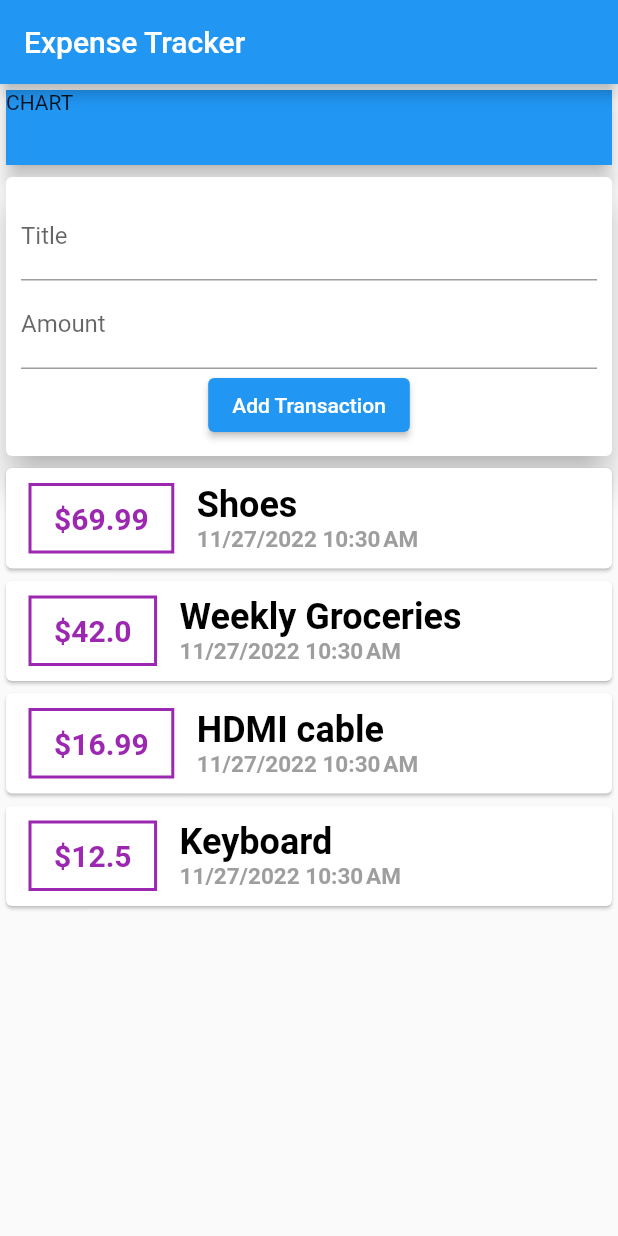
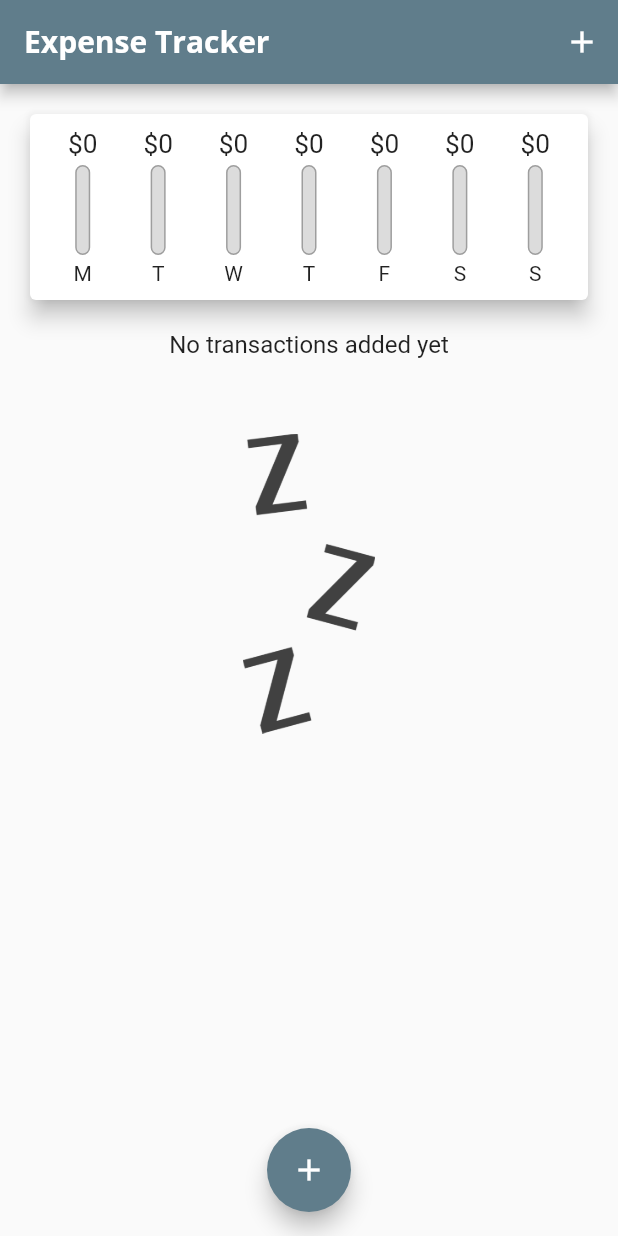
Before and after one commit to subashshakya/Expense_Tracker, a Flutter app: the screen it shows after launch, on a phone screen of 412 x 824 dp. Run offline on Flutter 3.47's test engine with Material 2 defaults, Android fonts, the phone set to English and light mode, and no system bars.

Commit message:
Final App

```diff
--- a/expense_tracker/lib/main.dart
+++ b/expense_tracker/lib/main.dart
@@ -1,6 +1,11 @@
+import './widgets/chart.dart';
+
+import './widgets/new_transaction.dart';
 import 'package:flutter/material.dart';
 
-import './widgets/user_transaction.dart';
+import './models/transaction.dart';
+
+import './widgets/transaction_list.dart';
 
 void main() => runApp(MyApp());
 
@@ -9,39 +14,106 @@ class MyApp extends StatelessWidget {
   Widget build(BuildContext context) {
     return MaterialApp(
         title: 'Expense Tracker',
-      home: MyHomePage(),
-    );
+        theme: ThemeData(
+            primarySwatch: Colors.blueGrey,
+            fontFamily: 'Quicksand',
+            textTheme: ThemeData.light().textTheme.copyWith(
+                    headline6: const TextStyle(
+                  fontFamily: 'OpenSans',
+                  fontWeight: FontWeight.bold,
+                  fontSize: 18,
+                )),
+            appBarTheme: const AppBarTheme(
+                titleTextStyle: TextStyle(
+                    fontFamily: 'OpenSans',
+                    fontSize: 20,
+                    fontWeight: FontWeight.bold))),
+        home: _MyHomePage());
   }
 }
 
-class MyHomePage extends StatelessWidget {
-  // String titleInput = '';
-  // String amount = '';
+class _MyHomePage extends StatefulWidget {
+  @override
+  _MyHomePageState createState() => _MyHomePageState();
+}
 
-  final titleController =
-      TextEditingController(); //we dont need to write logic for saving the text
-  final amountController = TextEditingController(); //when we use this class
+class _MyHomePageState extends State<_MyHomePage> {
+  final List<Transaction> _userTransactions = [
+    // Transaction(id: 't1', title: 'Shoes', amount: 69.99, date: DateTime.now()),
+    // Transaction(
+    //     id: 't2',
+    //     title: 'Weekly Groceries',
+    //     amount: 42.0,
+    //     date: DateTime.now()),
+    // Transaction(
+    //     id: 't3', title: 'HDMI cable', amount: 16.99, date: DateTime.now()),
+    // Transaction(
+    //     id: 't4', title: 'Keyboard', amount: 12.50, date: DateTime.now())
+  ];
+
+  List<Transaction> get _recentTransactions {
+    return _userTransactions.where((tx) {
+      return tx.date.isAfter(DateTime.now().subtract(Duration(days: 7)));
+    }).toList();
+  }
+
+  void _addNewTransaction(
+      String txTitle, double txAmount, DateTime chosenDate) {
+    final newTx = Transaction(
+      id: DateTime.now().toString(),
+      title: txTitle,
+      amount: txAmount,
+      date: chosenDate,
+    );
+
+    setState(() {
+      _userTransactions.add(newTx);
+    });
+  }
+
+  void _deleteTransaction(String id) {
+    setState(() {
+      _userTransactions.removeWhere((tx) {
+        return tx.id == id;
+      });
+    });
+  }
+
+  void _startAddNewTransaction(BuildContext ctx) {
+    showModalBottomSheet(
+        context: ctx,
+        builder: (bCtx) {
+          return GestureDetector(
+            onTap: () {},
+            child: NewTransaction(_addNewTransaction),
+            behavior: HitTestBehavior.opaque,
+          );
+        });
+  }
 
   @override
   Widget build(BuildContext context) {
     return Scaffold(
-        appBar: AppBar(
-          title: Text('Expense Tracker'),
-        ),
+      appBar: AppBar(title: const Text('Expense Tracker'), actions: <Widget>[
+        IconButton(
+            icon: const Icon(Icons.add),
+            onPressed: () => _startAddNewTransaction(context))
+      ]),
       body: SingleChildScrollView(
         child: Column(
           mainAxisAlignment: MainAxisAlignment.start,
           crossAxisAlignment: CrossAxisAlignment.stretch,
           children: <Widget>[
-              Card(
-                child: Container(
-                    width: double.infinity,
-                    color: Colors.blue,
-                    height: 50,
-                    child: Text('CHART')),
-                elevation: 5,
+            Chart(_recentTransactions),
+            TransactionList(_userTransactions, _deleteTransaction),
+          ],
         ),
-              UserTransaction()
-            ])));
+      ),
+      floatingActionButtonLocation: FloatingActionButtonLocation.centerFloat,
+      floatingActionButton: FloatingActionButton(
+        child: Icon(Icons.add),
+        onPressed: () => _startAddNewTransaction(context),
+      ),
+    );
   }
 }
--- a/expense_tracker/lib/transaction.dart
+++ /dev/null
@@ -1,12 +0,0 @@
-class Transaction {
-  final String id;
-  final String title;
-  final double amount;
-  final DateTime date;
-
-  Transaction(
-      {required this.id,
-      required this.title,
-      required this.amount,
-      required this.date});
-}
--- /dev/null
+++ b/expense_tracker/lib/widgets/chart.dart
@@ -0,0 +1,69 @@
+import 'package:expense_tracker/models/transaction.dart';
+import 'package:flutter/material.dart';
+import 'package:intl/intl.dart';
+
+import 'chart_bar.dart';
+
+class Chart extends StatelessWidget {
+  final List<Transaction> recentTransaction;
+
+  Chart(this.recentTransaction);
+
+  List<Map<String, Object>> get groupedTransactionValues {
+    return List.generate(7, (index) {
+      final weekDay = DateTime.now().subtract(
+        Duration(days: index),
+      );
+
+      double totalSum = 0.0;
+
+      for (var i = 0; i < recentTransaction.length; i++) {
+        if (recentTransaction[i].date.day == weekDay.day &&
+            recentTransaction[i].date.month == weekDay.month &&
+            recentTransaction[i].date.year == weekDay.year) {
+          totalSum += recentTransaction[i].amount;
+        }
+      }
+
+      print(weekDay);
+      print(totalSum);
+      return {
+        'day': DateFormat.E().format(weekDay).substring(0, 1),
+        'amount': totalSum,
+      };
+    }).reversed.toList();
+  }
+
+  double get totalSpending {
+    return groupedTransactionValues.fold(0.0, (sum, item) {
+      return sum + (item['amount'] as double);
+    });
+  }
+
+  @override
+  Widget build(BuildContext context) {
+    print(groupedTransactionValues);
+    return Card(
+      elevation: 6,
+      margin: EdgeInsets.all(20),
+      child: Padding(
+        padding: const EdgeInsets.all(10),
+        child: Row(
+          mainAxisAlignment: MainAxisAlignment.spaceAround,
+          children: groupedTransactionValues.map((data) {
+            return Flexible(
+              fit: FlexFit.tight,
+              child: ChartBar(
+                data['day'] as String,
+                data['amount'] as double,
+                totalSpending == 0.0
+                    ? 0.0
+                    : (data['amount'] as double) / totalSpending,
+              ),
+            );
+          }).toList(),
+        ),
+      ),
+    );
+  }
+}
--- /dev/null
+++ b/expense_tracker/lib/widgets/chart_bar.dart
@@ -0,0 +1,45 @@
+import 'package:flutter/material.dart';
+
+class ChartBar extends StatelessWidget {
+  final String label;
+  final double spendingAmount;
+  final double spendingPctOfTotal;
+
+  ChartBar(this.label, this.spendingAmount, this.spendingPctOfTotal);
+
+  @override
+  Widget build(BuildContext context) {
+    return Column(children: <Widget>[
+      Container(
+          height: 20,
+          child:
+              FittedBox(child: Text('\$${spendingAmount.toStringAsFixed(0)}'))),
+      const SizedBox(
+        height: 4,
+      ),
+      Container(
+          height: 60,
+          width: 10,
+          child: Stack(children: <Widget>[
+            Container(
+                decoration: BoxDecoration(
+              border: Border.all(color: Colors.grey, width: 1.0),
+              color: Color.fromRGBO(220, 220, 220, 1),
+              borderRadius: BorderRadius.circular(10),
+            )),
+            FractionallySizedBox(
+                heightFactor: spendingPctOfTotal,
+                child: Container(
+                  decoration: BoxDecoration(
+                    color: Theme.of(context).primaryColor,
+                    borderRadius: BorderRadius.circular(10),
+                  ),
+                ))
+          ])),
+      const SizedBox(
+        height: 4,
+      ),
+      Text(label),
+    ]);
+  }
+}
--- a/expense_tracker/lib/widgets/transaction_list.dart
+++ b/expense_tracker/lib/widgets/transaction_list.dart
@@ -5,52 +5,55 @@ import '../models/transaction.dart';
 
 class TransactionList extends StatelessWidget {
   final List<Transaction> transactions;
-
-  TransactionList(this.transactions);
+  final Function deleteTx;
+  TransactionList(this.transactions, this.deleteTx);
 
   @override
   Widget build(BuildContext context) {
     return Container(
       height: 500,
-      child: ListView.builder(
-        itemBuilder: (ctx, index) {
-          return Card(
-              child: Row(
-            mainAxisAlignment: MainAxisAlignment.start,
-            children: <Widget>[
+      child: transactions.isEmpty
+          ? Column(children: <Widget>[
+              Text('No transactions added yet',
+                  style: Theme.of(context).textTheme.titleMedium),
+              SizedBox(height: 50, width: 10),
               Container(
-                margin: EdgeInsets.symmetric(vertical: 10, horizontal: 15),
-                decoration: BoxDecoration(
-                    border: Border.all(
-                  color: Colors.purple,
-                  width: 2,
-                )),
-                padding: EdgeInsets.symmetric(vertical: 10, horizontal: 15),
-                child: Text('\$${transactions[index].amount}',
-                    style: TextStyle(
-                      fontWeight: FontWeight.bold,
-                      fontSize: 20,
-                      color: Colors.purple,
-                    )),
-              ),
-              Column(crossAxisAlignment: CrossAxisAlignment.start, children: <
-                  Widget>[
-                Text(transactions[index].title,
-                    style: TextStyle(
-                        fontSize: 24,
-                        fontWeight: FontWeight.bold,
-                        color: Colors.black)),
-                Text(DateFormat.yMd().add_jm().format(transactions[index].date),
-                    style: TextStyle(
-                        color: Colors.grey,
-                        fontSize: 15,
-                        fontWeight: FontWeight.bold))
-              ])
-            ],
-          ));
-        },
-        itemCount: transactions.length,
-      ),
+                  height: 200,
+                  child: Image.asset('assets/images/waiting.png',
+                      fit: BoxFit.cover))
+            ])
+          : ListView.builder(
+              itemBuilder: (ctx, index) {
+                return Card(
+                  elevation: 5,
+                  margin:
+                      const EdgeInsets.symmetric(vertical: 5, horizontal: 5),
+                  shape: RoundedRectangleBorder(
+                      borderRadius: BorderRadius.circular(10.0)),
+                  child: ListTile(
+                    leading: CircleAvatar(
+                        radius: 30,
+                        child: Padding(
+                            padding: const EdgeInsets.all(5),
+                            child: FittedBox(
+                                child:
+                                    Text('\$${transactions[index].amount}')))),
+                    title: Text(
+                      transactions[index].title,
+                    ),
+                    subtitle: Text(
+                      DateFormat.yMMMd().format(transactions[index].date),
+                    ),
+                    trailing: IconButton(
+                      icon: Icon(Icons.delete),
+                      color: Theme.of(context).errorColor,
+                      onPressed: () => deleteTx(transactions[index].id),
+                    ),
+                  ),
+                );
+              },
+              itemCount: transactions.length,
+            ),
     );
   }
 }
--- a/expense_tracker/lib/widgets/user_transaction.dart
+++ /dev/null
@@ -1,45 +0,0 @@
-import 'package:flutter/material.dart';
-
-import './new_transaction.dart';
-import './transaction_list.dart';
-import '../models/transaction.dart';
-
-class UserTransaction extends StatefulWidget {
-  @override
-  _UserTransactionState createState() => _UserTransactionState();
-}
-
-class _UserTransactionState extends State<UserTransaction> {
-  final List<Transaction> _userTransactions = [
-    Transaction(id: 't1', title: 'Shoes', amount: 69.99, date: DateTime.now()),
-    Transaction(
-        id: 't2',
-        title: 'Weekly Groceries',
-        amount: 42.0,
-        date: DateTime.now()),
-    Transaction(
-        id: 't3', title: 'HDMI cable', amount: 16.99, date: DateTime.now()),
-    Transaction(
-        id: 't4', title: 'Keyboard', amount: 12.50, date: DateTime.now())
-  ];
-
-  void _addNewTransaction(String txTitle, double txAmount) {
-    final newTx = Transaction(
-        id: DateTime.now().toString(),
-        title: txTitle,
-        amount: txAmount,
-        date: DateTime.now());
-
-    setState(() {
-      _userTransactions.add(newTx);
-    });
-  }
-
-  @override
-  Widget build(BuildContext context) {
-    return Column(children: <Widget>[
-      NewTransaction(_addNewTransaction),
-      TransactionList(_userTransactions)
-    ]);
-  }
-}
```
Also changed, not shown: expense_tracker/lib/widgets/new_transaction.dart (+46 -6 lines), expense_tracker/pubspec.yaml (+13 -14 lines), expense_tracker/assets/fonts/OpenSans-Bold.ttf (added), expense_tracker/assets/fonts/OpenSans-Regular.ttf (added), expense_tracker/assets/fonts/Quicksand-Bold.ttf (added), expense_tracker/assets/fonts/Quicksand-Light.ttf (added), expense_tracker/assets/fonts/Quicksand-Medium.ttf (added), expense_tracker/assets/fonts/Quicksand-Regular.ttf (added), expense_tracker/assets/images/waiting.png (added), 1 other file. Lines whose indentation alone changed are shown as unchanged.
